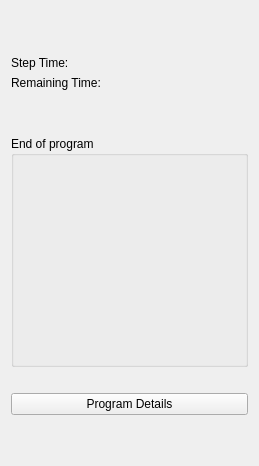
Above: HimalayaMain/Gui/Components/Dashboard/Forms/ProgramRunningPanelWidget.ui from Liyezhong/Master before the change. Below: the same form after it.
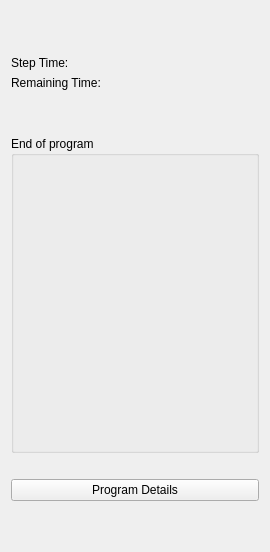
That is the form after the change.

```diff
--- a/HimalayaMain/Gui/Components/Dashboard/Forms/ProgramRunningPanelWidget.ui
+++ b/HimalayaMain/Gui/Components/Dashboard/Forms/ProgramRunningPanelWidget.ui
@@ -6,8 +6,8 @@
    <rect>
     <x>0</x>
     <y>0</y>
-    <width>259</width>
-    <height>466</height>
+    <width>270</width>
+    <height>552</height>
    </rect>
   </property>
   <property name="sizePolicy">
@@ -86,6 +86,9 @@
          <property name="text">
           <string/>
          </property>
+         <property name="wordWrap">
+          <bool>true</bool>
+         </property>
         </widget>
        </item>
       </layout>
```
